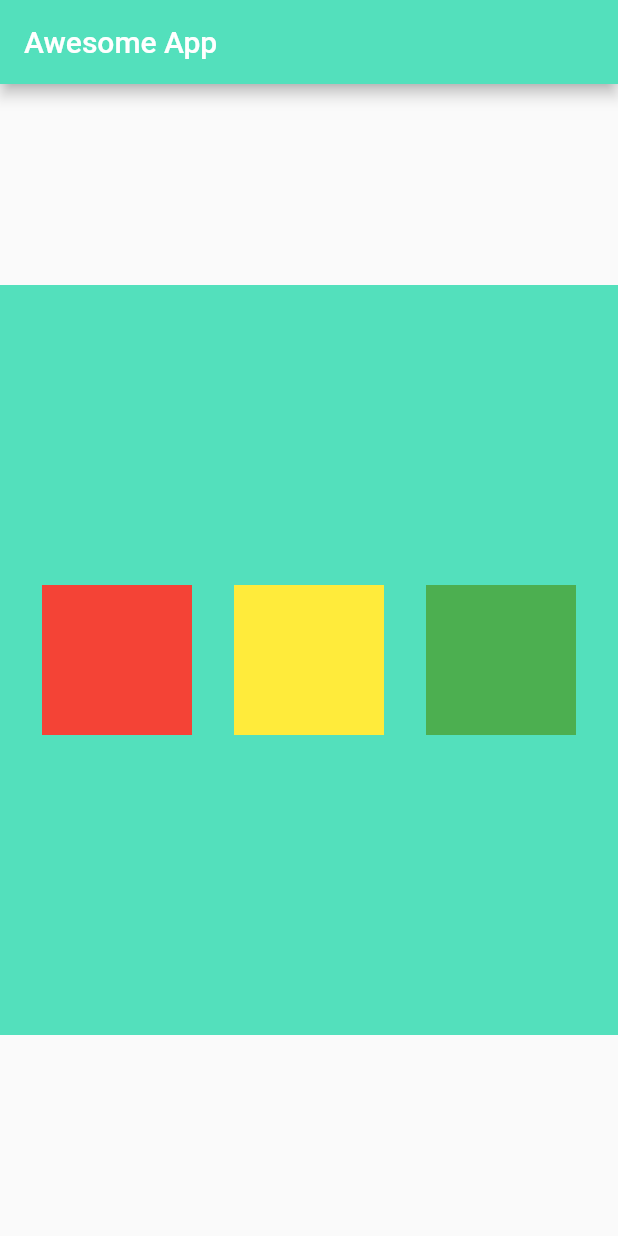
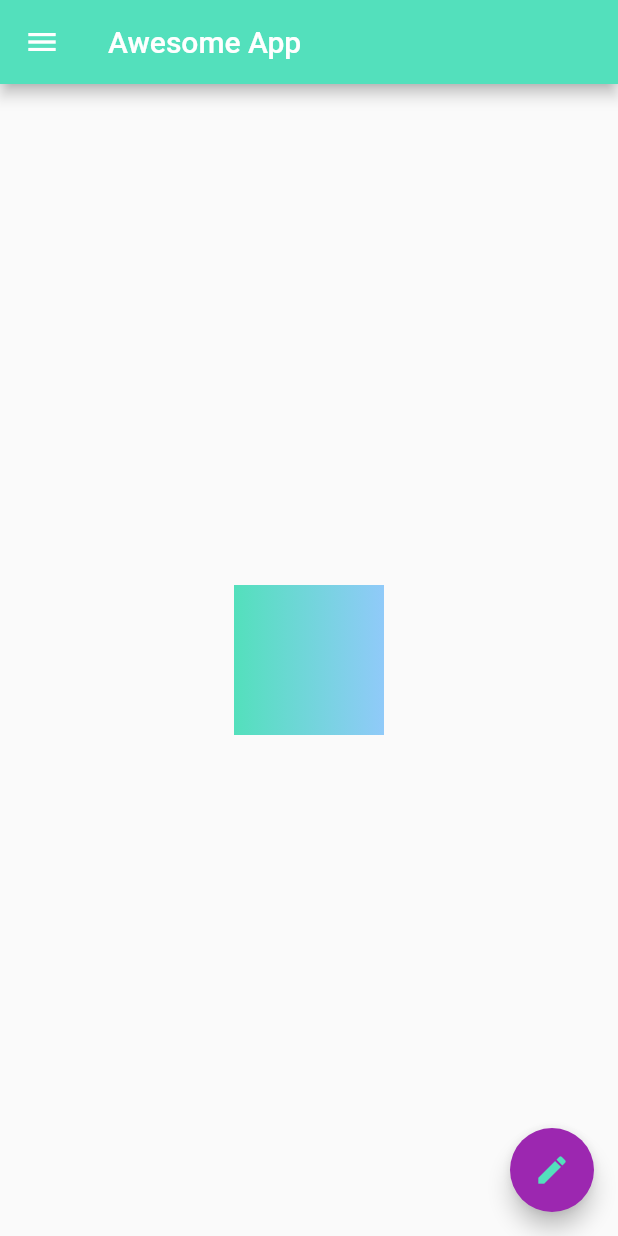
Before and after one commit to yash-learner/Awesome-APP, a Flutter app: the screen it shows after launch, on a phone screen of 412 x 824 dp. Run offline on Flutter 3.47's test engine with Material 2 defaults, Android fonts, the phone set to English and light mode, and no system bars.

Commit message:
networkimage,drawer,listtile,circularavatar

```diff
--- a/lib/main.dart
+++ b/lib/main.dart
@@ -20,38 +20,58 @@ class HomePage extends StatelessWidget {
      ),
      body: Center(
        child:Container(
-         color: Color(0xff53E0BC),
-         width: 500,
-         height: 500,
-         child: Row(
-           mainAxisAlignment: MainAxisAlignment.spaceEvenly,
-           crossAxisAlignment: CrossAxisAlignment.center,
-           children: [
-              Container(
-           padding: EdgeInsets.all(8.0),
-           color: Colors.red, //you can either give color here or in BoxDecoration
+         decoration: BoxDecoration(
+           gradient: LinearGradient(colors: [
+             Color(0xff53E0BC),
+             Colors.blue[200],
+           ],)
+         ),
          width: 100,
          height: 100,
-           alignment: Alignment.center,  // Alignment.bottomRight
        ),
-          Container(
-           padding: EdgeInsets.all(8.0),
-           color: Colors.yellow, //you can either give color here or in BoxDecoration
-           width: 100,
-           height: 100,
-           alignment: Alignment.center,  // Alignment.bottomRight
      ),
-          Container(
-           padding: EdgeInsets.all(8.0),
-           color: Colors.green, //you can either give color here or in BoxDecoration
-           width: 100,
-           height: 100,
-           alignment: Alignment.center,  // Alignment.bottomRight
+     drawer: Drawer(
+       child: ListView(
+         padding: const EdgeInsets.all(0),
+         children: [
+          /* DrawerHeader(
+             child: Text('I am a Drawer!'),
+             decoration: BoxDecoration(
+               color: Color(0xff53E0BC),
+             ),
+             ),*/
+             UserAccountsDrawerHeader(
+               decoration: BoxDecoration(
+                  color: Color(0xff53E0BC),
+               ),
+               accountName: Text("Yaswanth Kumar"),
+               accountEmail: Text("test@test.com"),
+               currentAccountPicture: CircleAvatar(
+                 backgroundImage: NetworkImage("https://s3.amazonaws.com/cdn.iconscout.com/icon/premium/png-64/356561.png?X-Amz-Content-Sha256=UNSIGNED-PAYLOAD&X-Amz-Algorithm=AWS4-HMAC-SHA256&X-Amz-Credential=AKIA4VMJAKC54WWWCYMY%2F20200608%2Fus-east-1%2Fs3%2Faws4_request&X-Amz-Date=20200608T142453Z&X-Amz-SignedHeaders=host&X-Amz-Expires=259200&X-Amz-Signature=c35feb4af3115d40b088c606c74f486b7cb35be1937da4b8679bec30391b1aaf"),
+               )
+               //Image.network("https://s3.amazonaws.com/cdn.iconscout.com/icon/premium/png-64/356561.png?X-Amz-Content-Sha256=UNSIGNED-PAYLOAD&X-Amz-Algorithm=AWS4-HMAC-SHA256&X-Amz-Credential=AKIA4VMJAKC54WWWCYMY%2F20200608%2Fus-east-1%2Fs3%2Faws4_request&X-Amz-Date=20200608T142453Z&X-Amz-SignedHeaders=host&X-Amz-Expires=259200&X-Amz-Signature=c35feb4af3115d40b088c606c74f486b7cb35be1937da4b8679bec30391b1aaf"),
+               ),
+             ListTile(
+                  leading: Icon(Icons.person),
+                  title: Text("Yaswanth Kumar!"),
+                  subtitle: Text('Developer'),
+                  trailing: Icon(Icons.edit),
+                  onTap: () {},
+             ),
+             ListTile(
+                  leading: Icon(Icons.email),
+                  title: Text("Email"),
+                  subtitle: Text('test@test.com'),
+                  trailing: Icon(Icons.edit),
              ),
          ],
-
        ),
      ),
+    floatingActionButton: FloatingActionButton(
+      foregroundColor:  Color(0xff53E0BC),
+      hoverColor: Color(0xff53E0BC),
+      onPressed: () {},
+      child: Icon(Icons.edit),
       ),
     );
   }
```
Also changed, not shown: 1 other file. Lines whose indentation alone changed are shown as unchanged.
